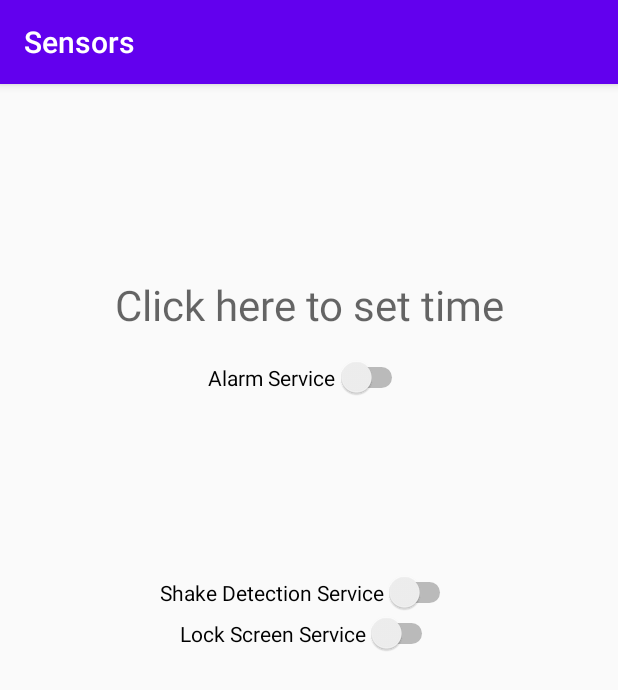
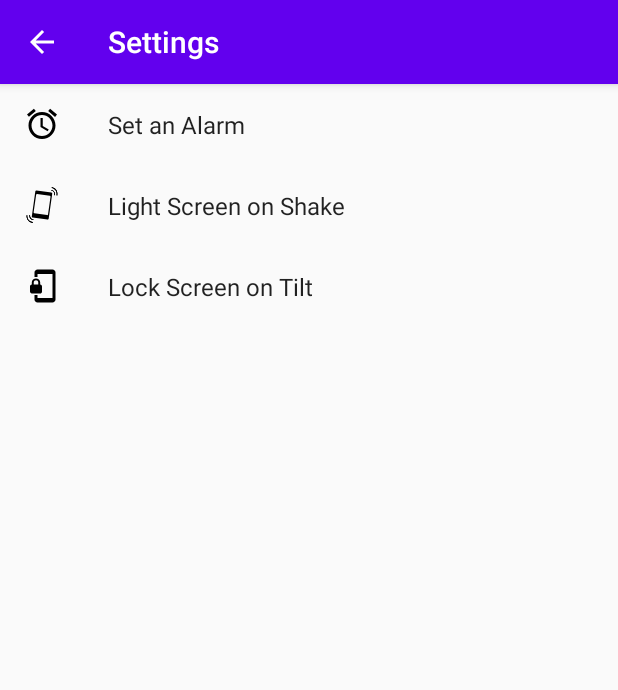
Before and after one commit to sharif-dev/H3-flagUp-T2, an Android app: the screen it shows after launch (MainActivity before the commit, LockScreenActivity after it), on a phone screen of 412 x 824 dp. Shown: the top 690 px of the screen. Run offline under Robolectric (Android 15) with nearby library versions, the phone set to English and light mode, and no system bars; our stand-ins replace androidx.preference.

Commit message:
Beautiful UI

```diff
--- a/app/build.gradle
+++ b/app/build.gradle
@@ -28,6 +28,7 @@ dependencies {
 
     implementation 'androidx.appcompat:appcompat:1.0.2'
     implementation 'androidx.constraintlayout:constraintlayout:1.1.3'
+    implementation 'androidx.preference:preference:1.1.0-rc01'
     testImplementation 'junit:junit:4.12'
     androidTestImplementation 'androidx.test.ext:junit:1.1.1'
     androidTestImplementation 'androidx.test.espresso:espresso-core:3.2.0'
--- a/app/src/main/java/com/example/sensors/lockscreen/LockScreenService.java
+++ b/app/src/main/java/com/example/sensors/lockscreen/LockScreenService.java
@@ -16,8 +16,9 @@ public class LockScreenService extends Service implements SensorEventListener {
     private DevicePolicyManager deviceManager;
     private SensorManager sensorManager;
     private Sensor gravitySensor;
-    private double angle = Math.PI / 4;
+    private double angle;
     private static final double MAX_GRAVITY = 9.81;
+    private static final int DEFAULT_ANGLE = 80;
     @Nullable
     @Override
     public IBinder onBind(Intent intent) {
@@ -30,6 +31,8 @@ public class LockScreenService extends Service implements SensorEventListener {
         gravitySensor = sensorManager.getDefaultSensor(Sensor.TYPE_GRAVITY);
         deviceManager = (DevicePolicyManager)getSystemService(Context.DEVICE_POLICY_SERVICE);
         sensorManager.registerListener(this, gravitySensor, SensorManager.SENSOR_DELAY_NORMAL);
+        int intAngle = intent.getIntExtra("angle", DEFAULT_ANGLE);
+        angle = Math.toRadians(intAngle);
         return super.onStartCommand(intent, flags, startId);
     }
 
--- /dev/null
+++ b/app/src/main/res/drawable/alarm_icon.xml
@@ -0,0 +1,9 @@
+<vector xmlns:android="http://schemas.android.com/apk/res/android"
+        android:width="24dp"
+        android:height="24dp"
+        android:viewportWidth="24.0"
+        android:viewportHeight="24.0">
+    <path
+        android:fillColor="#FF000000"
+        android:pathData="M22,5.72l-4.6,-3.86 -1.29,1.53 4.6,3.86L22,5.72zM7.88,3.39L6.6,1.86 2,5.71l1.29,1.53 4.59,-3.85zM12.5,8L11,8v6l4.75,2.85 0.75,-1.23 -4,-2.37L12.5,8zM12,4c-4.97,0 -9,4.03 -9,9s4.02,9 9,9c4.97,0 9,-4.03 9,-9s-4.03,-9 -9,-9zM12,20c-3.87,0 -7,-3.13 -7,-7s3.13,-7 7,-7 7,3.13 7,7 -3.13,7 -7,7z"/>
+</vector>
--- /dev/null
+++ b/app/src/main/res/drawable/phone_lock_icon.xml
@@ -0,0 +1,9 @@
+<vector xmlns:android="http://schemas.android.com/apk/res/android"
+        android:width="24dp"
+        android:height="24dp"
+        android:viewportWidth="24.0"
+        android:viewportHeight="24.0">
+    <path
+        android:fillColor="#FF000000"
+        android:pathData="M19,1L9,1c-1.1,0 -2,0.9 -2,2v3h2L9,4h10v16L9,20v-2L7,18v3c0,1.1 0.9,2 2,2h10c1.1,0 2,-0.9 2,-2L21,3c0,-1.1 -0.9,-2 -2,-2zM10.8,11L10.8,9.5C10.8,8.1 9.4,7 8,7S5.2,8.1 5.2,9.5L5.2,11c-0.6,0 -1.2,0.6 -1.2,1.2v3.5c0,0.7 0.6,1.3 1.2,1.3h5.5c0.7,0 1.3,-0.6 1.3,-1.2v-3.5c0,-0.7 -0.6,-1.3 -1.2,-1.3zM9.5,11h-3L6.5,9.5c0,-0.8 0.7,-1.3 1.5,-1.3s1.5,0.5 1.5,1.3L9.5,11z"/>
+</vector>
--- /dev/null
+++ b/app/src/main/res/drawable/shake_icon.xml
@@ -0,0 +1,51 @@
+<vector xmlns:android="http://schemas.android.com/apk/res/android"
+    android:width="24dp"
+    android:height="24dp"
+    android:viewportWidth="1000"
+    android:viewportHeight="1000">
+  <path
+      android:fillColor="#FF000000"
+      android:pathData="M760.2,153.4L346.6,95c-15.2,-2.1 -29.3,8.4 -31.5,23.7l-98.5,697.5c-2.1,15.2 8.4,29.3 23.7,31.5L653.9,906c15.2,2.1 29.3,-8.5 31.5,-23.7l98.5,-697.5C786,169.7 775.4,155.6 760.2,153.4zM736.8,268.4L667.2,761c-1.8,13 -13.8,22 -26.8,20.2l-352.5,-49.8c-13,-1.8 -22,-13.8 -20.2,-26.8L337.3,212c1.8,-13 13.8,-22 26.8,-20.2l352.5,49.8C729.6,243.5 738.6,255.5 736.8,268.4z"/>
+  <path
+      android:fillColor="#FF000000"
+      android:pathData="M440.9,169.8l208.1,29.4c4.3,0.6 8.3,-2.4 8.9,-6.7c0.6,-4.3 -2.4,-8.3 -6.7,-8.9l-208.1,-29.4c-4.3,-0.6 -8.3,2.4 -8.9,6.7C433.6,165.2 436.6,169.2 440.9,169.8z"/>
+  <path
+      android:fillColor="#FF000000"
+      android:pathData="M410.5,811.2c0,19.5 15.8,35.4 35.4,35.4c19.5,0 35.4,-15.8 35.4,-35.4s-15.8,-35.4 -35.4,-35.4C426.3,775.8 410.5,791.7 410.5,811.2z"/>
+  <path
+      android:fillColor="#FF000000"
+      android:pathData="M247.3,982.5c-0.4,4.5 -4.5,7.9 -9,7.4C137.8,980.2 64,890.4 73.7,789.9c0.4,-4.5 4.5,-7.9 9,-7.4c4.5,0.4 7.9,4.5 7.4,9c-8.9,91.5 58.3,173.1 149.7,182C244.5,974 247.8,978 247.3,982.5z"/>
+  <path
+      android:fillColor="#FF000000"
+      android:pathData="M247.3,982.5c-0.4,4.5 -4.5,7.9 -9,7.4C137.8,980.2 64,890.4 73.7,789.9c0.4,-4.5 4.5,-7.9 9,-7.4c4.5,0.4 7.9,4.5 7.4,9c-8.9,91.5 58.3,173.1 149.7,182C244.5,974 247.8,978 247.3,982.5z"/>
+  <path
+      android:fillColor="#FF000000"
+      android:pathData="M247.3,982.5c-0.4,4.5 -4.5,7.9 -9,7.4C137.8,980.2 64,890.4 73.7,789.9c0.4,-4.5 4.5,-7.9 9,-7.4c4.5,0.4 7.9,4.5 7.4,9c-8.9,91.5 58.3,173.1 149.7,182C244.5,974 247.8,978 247.3,982.5z"/>
+  <path
+      android:fillColor="#FF000000"
+      android:pathData="M262.2,908.8c-0.6,4.5 -4.7,7.7 -9.2,7.1c-64.7,-8.3 -110.6,-67.8 -102.3,-132.5c0.6,-4.5 4.7,-7.7 9.2,-7.1c4.5,0.6 7.7,4.7 7.1,9.2c-7.2,55.7 32.3,106.9 88,114.1C259.5,900.2 262.7,904.3 262.2,908.8z"/>
+  <path
+      android:fillColor="#FF000000"
+      android:pathData="M262.2,908.8c-0.6,4.5 -4.7,7.7 -9.2,7.1c-64.7,-8.3 -110.6,-67.8 -102.3,-132.5c0.6,-4.5 4.7,-7.7 9.2,-7.1c4.5,0.6 7.7,4.7 7.1,9.2c-7.2,55.7 32.3,106.9 88,114.1C259.5,900.2 262.7,904.3 262.2,908.8z"/>
+  <path
+      android:fillColor="#FF000000"
+      android:pathData="M262.2,908.8c-0.6,4.5 -4.7,7.7 -9.2,7.1c-64.7,-8.3 -110.6,-67.8 -102.3,-132.5c0.6,-4.5 4.7,-7.7 9.2,-7.1c4.5,0.6 7.7,4.7 7.1,9.2c-7.2,55.7 32.3,106.9 88,114.1C259.5,900.2 262.7,904.3 262.2,908.8z"/>
+  <path
+      android:fillColor="#FF000000"
+      android:pathData="M770.8,16.6c0.9,-4.5 5.3,-7.3 9.7,-6.4c99,20.2 163.1,117.1 142.9,216.1c-0.9,4.5 -5.3,7.3 -9.7,6.4s-7.3,-5.3 -6.4,-9.7c18.4,-90.1 -40,-178.2 -130,-196.6C772.8,25.4 769.9,21.1 770.8,16.6z"/>
+  <path
+      android:fillColor="#FF000000"
+      android:pathData="M770.8,16.6c0.9,-4.5 5.3,-7.3 9.7,-6.4c99,20.2 163.1,117.1 142.9,216.1c-0.9,4.5 -5.3,7.3 -9.7,6.4s-7.3,-5.3 -6.4,-9.7c18.4,-90.1 -40,-178.2 -130,-196.6C772.8,25.4 769.9,21.1 770.8,16.6z"/>
+  <path
+      android:fillColor="#FF000000"
+      android:pathData="M770.8,16.6c0.9,-4.5 5.3,-7.3 9.7,-6.4c99,20.2 163.1,117.1 142.9,216.1c-0.9,4.5 -5.3,7.3 -9.7,6.4s-7.3,-5.3 -6.4,-9.7c18.4,-90.1 -40,-178.2 -130,-196.6C772.8,25.4 769.9,21.1 770.8,16.6z"/>
+  <path
+      android:fillColor="#FF000000"
+      android:pathData="M758.8,86.8c1,-4.4 5.4,-7.3 9.9,-6.3c63.7,14.2 104,77.6 89.8,141.3c-1,4.5 -5.4,7.3 -9.9,6.3c-4.4,-1 -7.3,-5.4 -6.3,-9.9c12.2,-54.8 -22.4,-109.4 -77.3,-121.6C760.6,95.7 757.8,91.3 758.8,86.8z"/>
+  <path
+      android:fillColor="#FF000000"
+      android:pathData="M758.8,86.8c1,-4.4 5.4,-7.3 9.9,-6.3c63.7,14.2 104,77.6 89.8,141.3c-1,4.5 -5.4,7.3 -9.9,6.3c-4.4,-1 -7.3,-5.4 -6.3,-9.9c12.2,-54.8 -22.4,-109.4 -77.3,-121.6C760.6,95.7 757.8,91.3 758.8,86.8z"/>
+  <path
+      android:fillColor="#FF000000"
+      android:pathData="M758.8,86.8c1,-4.4 5.4,-7.3 9.9,-6.3c63.7,14.2 104,77.6 89.8,141.3c-1,4.5 -5.4,7.3 -9.9,6.3c-4.4,-1 -7.3,-5.4 -6.3,-9.9c12.2,-54.8 -22.4,-109.4 -77.3,-121.6C760.6,95.7 757.8,91.3 758.8,86.8z"/>
+</vector>
--- /dev/null
+++ b/app/src/main/res/layout/settings_activity.xml
@@ -0,0 +1,9 @@
+<LinearLayout xmlns:android="http://schemas.android.com/apk/res/android"
+    android:layout_width="match_parent"
+    android:layout_height="match_parent">
+
+    <FrameLayout
+        android:id="@+id/settings"
+        android:layout_width="match_parent"
+        android:layout_height="match_parent" />
+</LinearLayout>
--- /dev/null
+++ b/app/src/main/res/values/arrays.xml
@@ -0,0 +1,12 @@
+<resources>
+    <!-- Reply Preference -->
+    <string-array name="reply_entries">
+        <item>Reply</item>
+        <item>Reply to all</item>
+    </string-array>
+
+    <string-array name="reply_values">
+        <item>reply</item>
+        <item>reply_all</item>
+    </string-array>
+</resources>
--- a/app/src/main/res/values/strings.xml
+++ b/app/src/main/res/values/strings.xml
@@ -21,6 +21,16 @@
     <string name="shakeDetectionDisabled">Shake Detection service disabled</string>
     <string name="lockScreenEnabled">Lock Screen service enabled</string>
     <string name="lockScreenDisabled">Lock Screen service disabled</string>
+    <string name="title_activity_lock_screen">Settings</string>
+
+    <!-- Preference Titles -->
+    <string name="alarm_header">Set an Alarm</string>
+    <string name="shake_header">Light Screen on Shake</string>
+    <string name="shake_title">Enable Light Screen on Shake Service</string>
+    <string name="lock_header">Lock Screen on Tilt</string>
+    <string name="lock_title">Enable Lock Screen on Tilt Service</string>
+    <string name="angle_description">Angle that phone locks:</string>
+    <string name="current_angle">Current Angle: %1$d degrees</string>
 
 
 </resources>
--- /dev/null
+++ b/app/src/main/res/xml/alarm_preferences.xml
@@ -0,0 +1,16 @@
+<PreferenceScreen xmlns:app="http://schemas.android.com/apk/res-auto">
+
+    <EditTextPreference
+        app:key="signature"
+        app:title="salam"
+        app:useSimpleSummaryProvider="true" />
+
+<!--    <ListPreference-->
+<!--        app:defaultValue="reply"-->
+<!--        app:entries="@array/reply_entries"-->
+<!--        app:entryValues="@array/reply_values"-->
+<!--        app:key="reply"-->
+<!--        app:title="@string/reply_title"-->
+<!--        app:useSimpleSummaryProvider="true" />-->
+
+</PreferenceScreen>
--- /dev/null
+++ b/app/src/main/res/xml/header_preferences.xml
@@ -0,0 +1,21 @@
+<PreferenceScreen xmlns:app="http://schemas.android.com/apk/res-auto">
+
+    <Preference
+        app:fragment="com.example.sensors.LockScreenActivity$AlarmFragment"
+        app:icon="@drawable/alarm_icon"
+        app:key="alarm_header"
+        app:title="@string/alarm_header" />
+
+    <Preference
+        app:fragment="com.example.sensors.LockScreenActivity$ShakeFragment"
+        app:icon="@drawable/shake_icon"
+        app:key="shake_header"
+        app:title="@string/shake_header" />
+
+    <Preference
+        app:fragment="com.example.sensors.LockScreenActivity$LockScreenFragment"
+        app:icon="@drawable/phone_lock_icon"
+        app:key="lock_header"
+        app:title="@string/lock_header" />
+
+</PreferenceScreen>
--- /dev/null
+++ b/app/src/main/res/xml/lock_screen_preferences.xml
@@ -0,0 +1,17 @@
+<?xml version="1.0" encoding="utf-8"?>
+<PreferenceScreen xmlns:app="http://schemas.android.com/apk/res-auto"
+    xmlns:android="http://schemas.android.com/apk/res/android">
+
+    <SwitchPreferenceCompat
+        app:key="status"
+        app:title="@string/lock_title" />
+
+    <SeekBarPreference
+        android:id="@+id/angle"
+        android:defaultValue="80"
+        android:max="80"
+        app:key="angle"
+        app:min="45"
+        app:summary="In Degrees" />
+
+</PreferenceScreen>
--- /dev/null
+++ b/app/src/main/res/xml/shake_preferences.xml
@@ -0,0 +1,14 @@
+<PreferenceScreen xmlns:app="http://schemas.android.com/apk/res-auto">
+
+    <SwitchPreferenceCompat
+        app:key="status"
+        app:title="@string/shake_title" />
+
+<!--    <SwitchPreferenceCompat-->
+<!--        app:dependency="sync"-->
+<!--        app:key="attachment"-->
+<!--        app:summaryOff="@string/attachment_summary_off"-->
+<!--        app:summaryOn="@string/attachment_summary_on"-->
+<!--        app:title="@string/attachment_title" />-->
+
+</PreferenceScreen>
```
Also changed, not shown: app/src/main/AndroidManifest.xml (+9 -5 lines), app/src/main/java/com/example/sensors/LockScreenActivity.java (added, +218 -0 lines).
